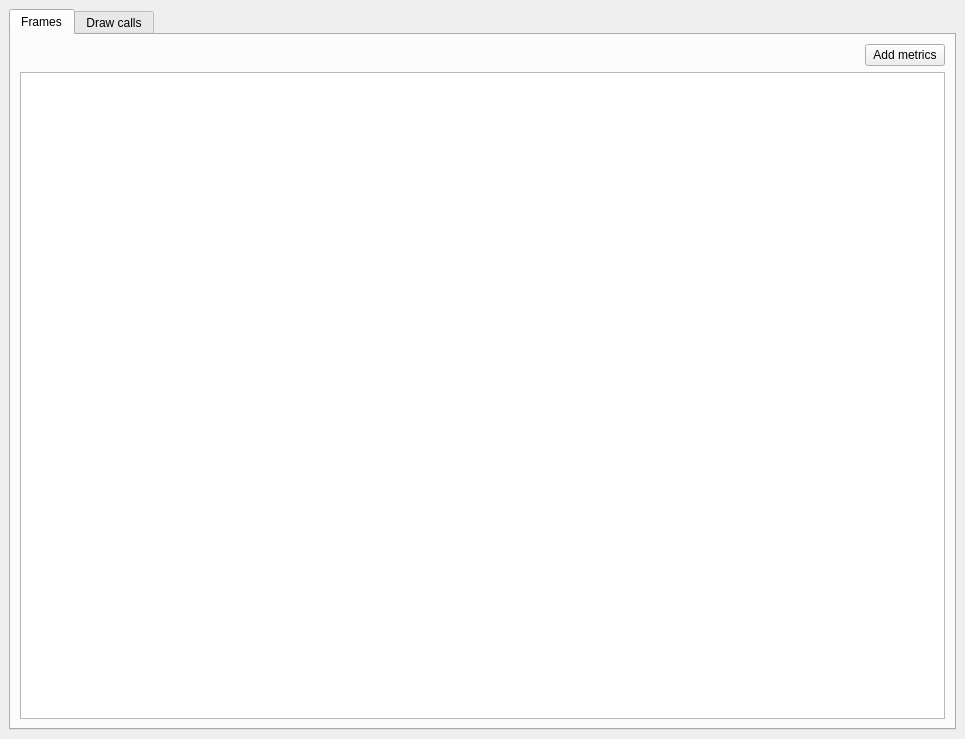
Above: gui/ui/backendprofile.ui from trtt/apitrace before the change. Below: the same form after it.
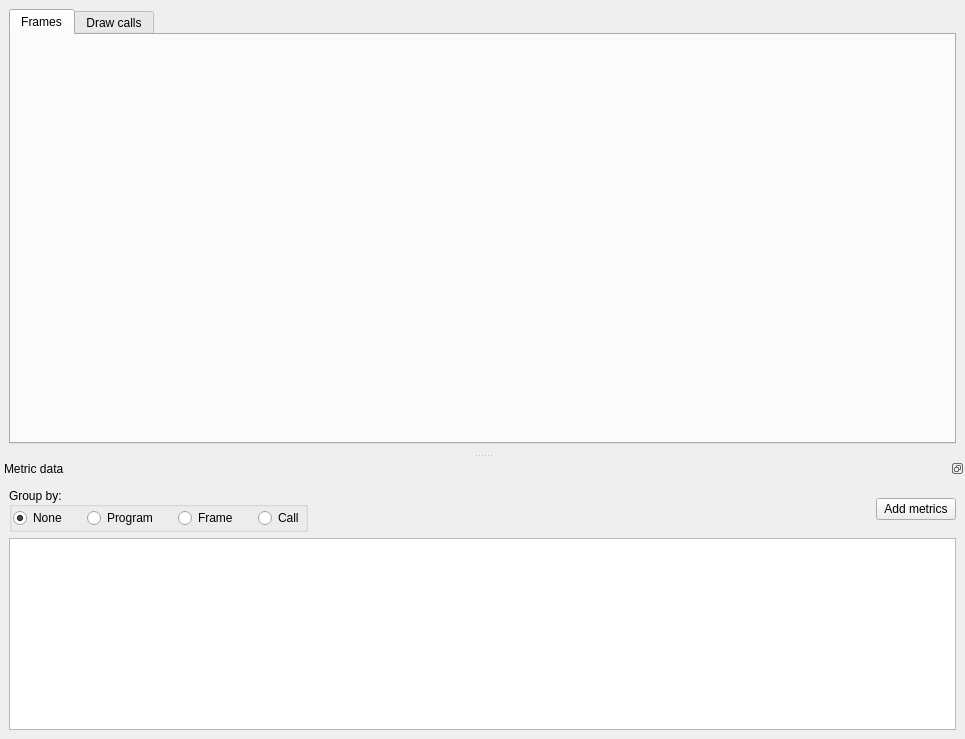
That is the form after the change. The open tabs and pages were chosen to show the change.

Commit message:
Frame profiling view
Enables to select whole frames for profiling, this view is available
through the corresponding "Frames" tab.
It is not fully synchronized with other views yet.

Patch:
```diff
--- a/gui/ui/backendprofile.ui
+++ b/gui/ui/backendprofile.ui
@@ -19,92 +19,6 @@
   <property name="windowTitle">
    <string>Profiling View</string>
   </property>
-  <widget class="QWidget" name="centralwidget">
-   <layout class="QGridLayout" name="gridLayout">
-    <item row="0" column="0">
-     <widget class="QTabWidget" name="tabWidget">
-      <property name="enabled">
-       <bool>true</bool>
-      </property>
-      <property name="sizePolicy">
-       <sizepolicy hsizetype="Expanding" vsizetype="Expanding">
-        <horstretch>0</horstretch>
-        <verstretch>0</verstretch>
-       </sizepolicy>
-      </property>
-      <property name="currentIndex">
-       <number>1</number>
-      </property>
-      <widget class="QWidget" name="frameGraphTab">
-       <property name="enabled">
-        <bool>true</bool>
-       </property>
-       <attribute name="title">
-        <string>Frames</string>
-       </attribute>
-       <layout class="QVBoxLayout" name="verticalLayout">
-        <item>
-         <layout class="QVBoxLayout" name="graphsLayoutFrame">
-          <property name="spacing">
-           <number>500</number>
-          </property>
-          <property name="sizeConstraint">
-           <enum>QLayout::SetDefaultConstraint</enum>
-          </property>
-         </layout>
-        </item>
-        <item>
-         <layout class="QHBoxLayout" name="horizontalLayout_3">
-          <item>
-           <spacer name="horizontalSpacer_2">
-            <property name="orientation">
-             <enum>Qt::Horizontal</enum>
-            </property>
-            <property name="sizeHint" stdset="0">
-             <size>
-              <width>40</width>
-              <height>20</height>
-             </size>
-            </property>
-           </spacer>
-          </item>
-          <item>
-           <widget class="QPushButton" name="frameAddMetrics">
-            <property name="sizePolicy">
-             <sizepolicy hsizetype="Fixed" vsizetype="Fixed">
-              <horstretch>0</horstretch>
-              <verstretch>0</verstretch>
-             </sizepolicy>
-            </property>
-            <property name="text">
-             <string>Add metrics</string>
-            </property>
-           </widget>
-          </item>
-         </layout>
-        </item>
-        <item>
-         <widget class="QTableView" name="frameTableView"/>
-        </item>
-       </layout>
-      </widget>
-      <widget class="QMainWindow" name="callGraphTab">
-       <attribute name="title">
-        <string>Draw calls</string>
-       </attribute>
-       <widget class="QWidget" name="callTab">
-        <property name="sizePolicy">
-         <sizepolicy hsizetype="Expanding" vsizetype="Expanding">
-          <horstretch>0</horstretch>
-          <verstretch>0</verstretch>
-         </sizepolicy>
-        </property>
-        <layout class="QVBoxLayout" name="verticalLayout_2">
-         <item>
-          <layout class="QVBoxLayout" name="graphsLayoutCall"/>
-         </item>
-        </layout>
-       </widget>
        <widget class="QDockWidget" name="dockWidget">
         <property name="features">
          <set>QDockWidget::DockWidgetFloatable|QDockWidget::DockWidgetMovable</set>
@@ -250,6 +164,57 @@
           </item>
          </layout>
         </widget>
+    </widget>
+  <widget class="QWidget" name="centralwidget">
+   <layout class="QGridLayout" name="gridLayout">
+    <item row="0" column="0">
+     <widget class="QTabWidget" name="tabWidget">
+      <property name="enabled">
+       <bool>true</bool>
+      </property>
+      <property name="sizePolicy">
+       <sizepolicy hsizetype="Expanding" vsizetype="Expanding">
+        <horstretch>0</horstretch>
+        <verstretch>0</verstretch>
+       </sizepolicy>
+      </property>
+      <property name="currentIndex">
+       <number>1</number>
+      </property>
+      <widget class="QMainWindow" name="frameGraphTab">
+       <attribute name="title">
+        <string>Frames</string>
+       </attribute>
+       <widget class="QWidget" name="frameTab">
+        <property name="sizePolicy">
+         <sizepolicy hsizetype="Expanding" vsizetype="Expanding">
+          <horstretch>0</horstretch>
+          <verstretch>0</verstretch>
+         </sizepolicy>
+        </property>
+        <layout class="QVBoxLayout" name="verticalLayout_2">
+         <item>
+          <layout class="QVBoxLayout" name="graphsLayoutFrame"/>
+         </item>
+        </layout>
+       </widget>
+      </widget>
+      <widget class="QMainWindow" name="callGraphTab">
+       <attribute name="title">
+        <string>Draw calls</string>
+       </attribute>
+       <widget class="QWidget" name="callTab">
+        <property name="sizePolicy">
+         <sizepolicy hsizetype="Expanding" vsizetype="Expanding">
+          <horstretch>0</horstretch>
+          <verstretch>0</verstretch>
+         </sizepolicy>
+        </property>
+        <layout class="QVBoxLayout" name="verticalLayout_21">
+         <item>
+          <layout class="QVBoxLayout" name="graphsLayoutCall"/>
+         </item>
+        </layout>
        </widget>
       </widget>
      </widget>
```
Left out of the diff: 2 changed lines with no effect on the pictures. Lines whose indentation alone changed are shown as unchanged. The commit also changes 4 other files.
